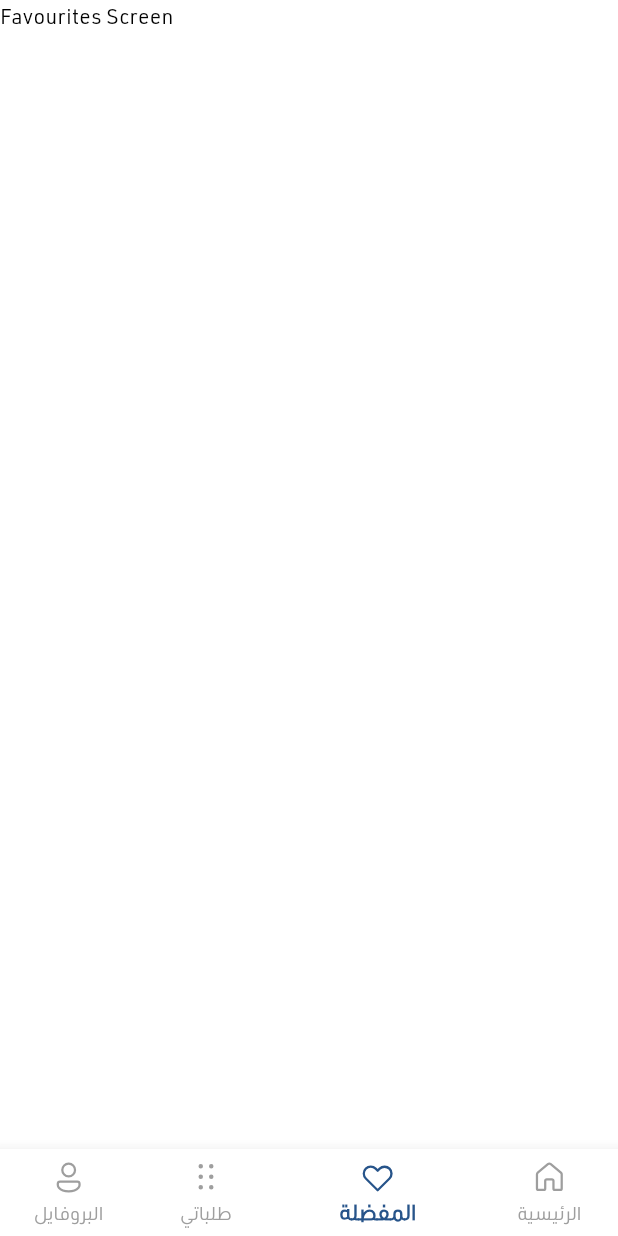
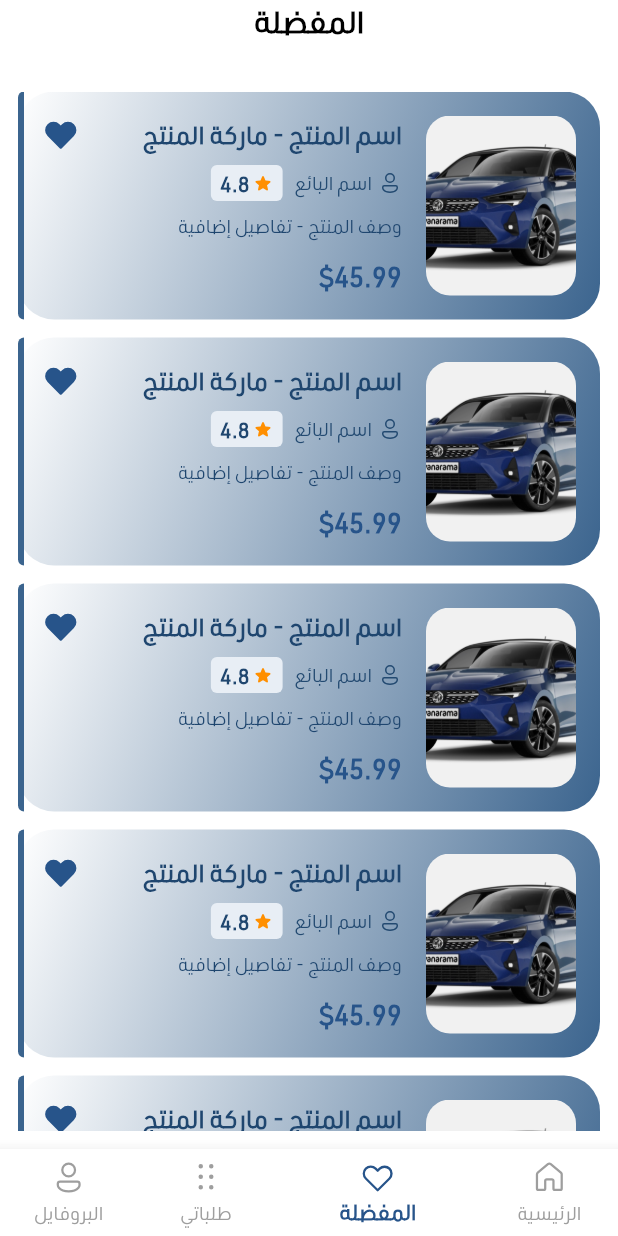
Before and after one commit to MaZzenGamal/mauritania_app, a Flutter app: the screen it shows after launch, item 2 of the bottom bar chosen, on a phone screen of 412 x 824 dp. Run offline on Flutter 3.47's test engine with Material 3 defaults, Android fonts, the phone set to English and light mode, and no system bars; our stand-ins replace bloc, fluentui_system_icons, flutter_bloc, font_awesome_flutter, image_picker, loading_indicator; missing offline and left inert: clipboard.

Commit message:
favourites

```diff
--- /dev/null
+++ b/lib/Features/favourites/presentation/views/favourite_screen_body.dart
@@ -0,0 +1,25 @@
+import 'package:flutter/material.dart';
+import 'package:mauritania/Features/favourites/presentation/views/widgets/favourites_list_view.dart';
+import 'package:mauritania/Features/favourites/presentation/views/widgets/favourites_list_view_item.dart';
+
+import '../../../../core/theme/styles.dart';
+
+class FavouriteScreenBody extends StatelessWidget {
+  const FavouriteScreenBody({super.key});
+
+  @override
+  Widget build(BuildContext context) {
+    return Column(
+      children: [
+        Center(
+          child: Text(
+            'المفضلة',
+            style: TextStyles.bold_20,
+          ),
+        ),
+        const SizedBox(height: 20),
+        FavouritesListView()
+      ]
+    );
+  }
+}
--- a/lib/Features/favourites/presentation/views/favourites_screen.dart
+++ b/lib/Features/favourites/presentation/views/favourites_screen.dart
@@ -1,12 +1,13 @@
 import 'package:flutter/material.dart';
+import 'package:mauritania/Features/favourites/presentation/views/favourite_screen_body.dart';
 
 class FavouritesScreen extends StatelessWidget {
   const FavouritesScreen({super.key});
 
   @override
   Widget build(BuildContext context) {
-    return Text(
-      'Favourites Screen',
+    return Scaffold(
+      body:  SafeArea(child: FavouriteScreenBody()),
     );
   }
 }
--- /dev/null
+++ b/lib/Features/favourites/presentation/views/widgets/favourites_list_view.dart
@@ -0,0 +1,24 @@
+import 'package:flutter/material.dart';
+
+import 'favourites_list_view_item.dart';
+
+class FavouritesListView extends StatelessWidget {
+  const FavouritesListView({super.key});
+
+  @override
+  Widget build(BuildContext context) {
+    return Expanded(
+      child: Padding(
+        padding: const EdgeInsets.all(12.0),
+        child: ListView.separated(
+            itemBuilder:  (context, index) {
+              return FavouritesListViewItem();
+            },
+            separatorBuilder:  (context, index) {
+              return const SizedBox(height: 12,);
+            },
+            itemCount: 10),
+      ),
+    );
+  }
+}
--- /dev/null
+++ b/lib/Features/favourites/presentation/views/widgets/favourites_list_view_item.dart
@@ -0,0 +1,186 @@
+import 'package:flutter/material.dart';
+import 'package:fluentui_system_icons/fluentui_system_icons.dart';
+import 'package:mauritania/Features/home/presentation/view/widgets/advertisement_details.dart';
+import 'package:mauritania/core/theme/colors.dart';
+import 'package:mauritania/core/theme/styles.dart';
+
+import '../../../../../generated/assets.dart';
+
+class FavouritesListViewItem extends StatefulWidget {
+  const FavouritesListViewItem({super.key});
+
+  @override
+  State<FavouritesListViewItem> createState() => _FavoritesItemCardState();
+}
+
+class _FavoritesItemCardState extends State<FavouritesListViewItem> {
+  bool isFavorite = true;
+
+  @override
+  Widget build(BuildContext context) {
+    return GestureDetector(
+      onTap:  (){
+        Navigator.push(
+          context,
+          MaterialPageRoute(
+            builder: (context) => AdvertisementDetails(),
+          ),
+        );
+      },
+      child: Stack(
+        children: [
+          Positioned.fill(
+            child: Container(
+              decoration: BoxDecoration(
+                borderRadius: BorderRadius.circular(24),
+                gradient: LinearGradient(
+                  begin: Alignment.topLeft,
+                  end: Alignment.bottomRight,
+                  colors: [
+                    Colors.white,
+                    ColorsManager.primary60,
+                  ],
+                ),
+              ),
+            ),
+          ),
+          Padding(
+            padding: const EdgeInsets.all(16),
+            child: Row(
+              crossAxisAlignment: CrossAxisAlignment.start,
+              children: [
+                Container(
+                  width: 100,
+                  height: 120,
+                  decoration: BoxDecoration(
+                    borderRadius: BorderRadius.circular(16),
+                    image: const DecorationImage(
+                      image: AssetImage(
+                          Assets.imagesCar),
+                      fit: BoxFit.cover,
+                    ),
+                  ),
+                ),
+                const SizedBox(width: 16),
+                Expanded(
+                  child: Column(
+                    crossAxisAlignment: CrossAxisAlignment.start,
+                    children: [
+                      Row(
+                        children: [
+                          Expanded(
+                            child: Text(
+                              'اسم المنتج - ماركة المنتج',
+                              style: TextStyles.bold_16.copyWith(
+                                color: ColorsManager.primary90,
+                              ),
+                            ),
+                          ),
+                          GestureDetector(
+                            onTap: () {
+                              setState(() {
+                                isFavorite = !isFavorite;
+                              });
+                              ScaffoldMessenger.of(context).showSnackBar(
+                                SnackBar(
+                                  content: Text(isFavorite
+                                      ? 'تمت الإضافة إلى المفضلة'
+                                      : 'تمت الإزالة من المفضلة'),
+                                  duration: const Duration(seconds: 1),
+                                ),
+                              );
+                            },
+                            child: Icon(
+                              isFavorite
+                                  ? FluentIcons.heart_24_filled
+                                  : FluentIcons.heart_24_regular,
+                              color: ColorsManager.primary,
+                              size: 25,
+                            ),
+                          ),
+                        ],
+                      ),
+                      const SizedBox(height: 8),
+                      Row(
+                        children: [
+                          Icon(
+                            FluentIcons.person_12_regular,
+                            size: 16,
+                            color: ColorsManager.primary80,
+                          ),
+                          const SizedBox(width: 4),
+                          Text(
+                            'اسم البائع',
+                            style: TextStyles.regular_12.copyWith(
+                              color: ColorsManager.primary80,
+                            ),
+                          ),
+                          const SizedBox(width: 8),
+                          Container(
+                            padding: const EdgeInsets.symmetric(
+                                horizontal: 6, vertical: 2),
+                            decoration: BoxDecoration(
+                              color: ColorsManager.primary10,
+                              borderRadius: BorderRadius.circular(4),
+                            ),
+                            child: Row(
+                              mainAxisSize: MainAxisSize.min,
+                              children: [
+                                Icon(
+                                  Icons.star_rounded,
+                                  size: 14,
+                                  color: Colors.amber[800],
+                                ),
+                                const SizedBox(width: 2),
+                                Text(
+                                  '4.8',
+                                  style: TextStyles.bold_14.copyWith(
+                                    color: ColorsManager.primary90,
+                                  ),
+                                ),
+                              ],
+                            ),
+                          ),
+                        ],
+                      ),
+                      const SizedBox(height: 8),
+                      Text(
+                        'وصف المنتج - تفاصيل إضافية',
+                        style: TextStyles.medium_12.copyWith(
+                          color: ColorsManager.primary90,
+                        ),
+                        maxLines: 2,
+                        overflow: TextOverflow.ellipsis,
+                      ),
+                      const SizedBox(height: 12),
+                      Text(
+                        '\$45.99',
+                        style: TextStyles.bold_18.copyWith(
+                          color: ColorsManager.primary,
+                        ),
+                      ),
+                    ],
+                  ),
+                ),
+              ],
+            ),
+          ),
+          Positioned(
+            left: 0,
+            top: 0,
+            bottom: 0,
+            child: Container(
+              width: 4,
+              decoration: BoxDecoration(
+                color: ColorsManager.primary60,
+                borderRadius: const BorderRadius.horizontal(
+                  left: Radius.circular(24),
+                ),
+              ),
+            ),
+          ),
+        ],
+      ),
+    );
+  }
+}
--- a/lib/core/theme/colors.dart
+++ b/lib/core/theme/colors.dart
@@ -3,9 +3,39 @@ import 'package:flutter/material.dart';
 class ColorsManager {
   ColorsManager._();
 
+  // Base Colors
   static const Color primary = Color(0xFF27548A);
   static const Color primaryDark = Color(0xFF183B4E);
   static const Color accent = Color(0xFFDDA853);
   static const Color background = Colors.white;
-  static const Color surface = Colors.white ;
+  static const Color surface = Colors.white;
+
+  // Primary Shades
+  static const Color primary10 = Color(0xFFE8EEF5); // Very light background
+  static const Color primary20 = Color(0xFFC3D3E7); // Light background
+  static const Color primary30 = Color(0xFF9FB8D9); // Cards / hover background
+  static const Color primary40 = Color(0xFF7A9AC0); // Border color
+  static const Color primary50 = Color(0xFF4E77A2); // Default button bg
+  static const Color primary60 = Color(0xFF3B648E); // Focus ring
+  static const Color primary70 = Color(0xFF2E5A85); // Icon or hover bg
+  static const Color primary80 = Color(0xFF234A71); // Deep primary
+  static const Color primary90 = Color(0xFF1F466F); // Active state
+  static const Color primary100 = Color(0xFF0B243C); // Deepest tone
+
+  // Transparent Variants
+  static Color primaryOpacity10 = const Color(0xFF27548A).withOpacity(0.1);
+  static Color primaryOpacity20 = const Color(0xFF27548A).withOpacity(0.2);
+  static Color primaryOpacity50 = const Color(0xFF27548A).withOpacity(0.5);
+
+  // Accent Shades (Optional)
+  static const Color accentLight = Color(0xFFF2D8AB);
+  static const Color accentDark = Color(0xFFB07C2D);
+
+  // Greyscale (optional helpers)
+  static const Color grey100 = Color(0xFFF5F5F5);
+  static const Color grey200 = Color(0xFFE0E0E0);
+  static const Color grey400 = Color(0xFFBDBDBD);
+  static const Color grey600 = Color(0xFF757575);
+  static const Color grey800 = Color(0xFF424242);
+  static const Color grey900 = Color(0xFF212121);
 }
```
